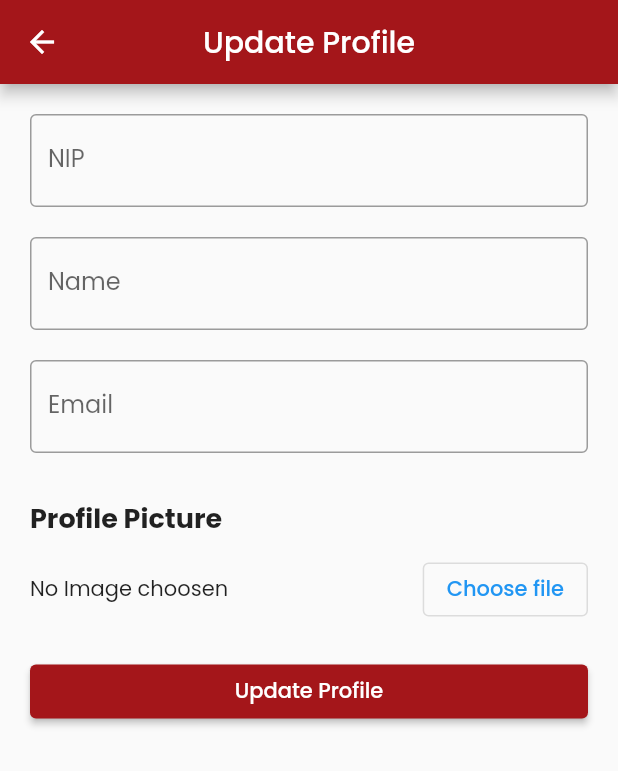
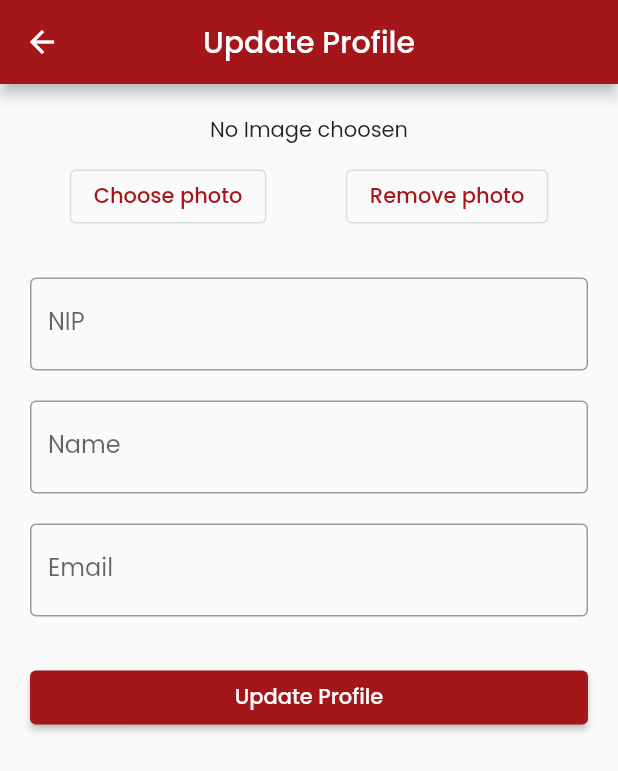
Before and after one commit to nadialvy/presence-app, a Flutter app: the UpdateProfileView screen opened directly with empty values, on a phone screen of 412 x 824 dp. Shown: the top 771 px of the screen. Run offline on Flutter 3.47's test engine with Material 2 defaults, Android fonts, the phone set to English and light mode, and no system bars; our stand-ins replace cloud_firestore, firebase_auth, firebase_core, firebase_storage, get, image_picker; accounts and stored records are empty.

Commit message:
Remove photo

```diff
--- a/lib/app/modules/update_profile/views/update_profile_view.dart
+++ b/lib/app/modules/update_profile/views/update_profile_view.dart
@@ -25,6 +25,70 @@ class UpdateProfileView extends GetView<UpdateProfileController> {
       body: ListView(
         padding: const EdgeInsets.all(20),
         children: [
+          Column(
+            children: [
+              GetBuilder<UpdateProfileController>(
+                builder: (c){
+                  if(c.image != null){
+                    return ClipOval(
+                      child: Container(
+                        height: 100,
+                        width: 100,
+                        child: Image.file(
+                          File(c.image!.path),
+                          fit: BoxFit.cover,
+                        ),
+                      ),
+                    );
+                  }else {
+                    if(user["photo"] != null && user["photo"] != ""){
+                      return ClipOval(
+                        child: Container(
+                          height: 100,
+                          width: 100,
+                          child: Image.network(
+                            user["photo"],
+                            fit: BoxFit.cover,
+                          ),
+                        ),
+                      );
+                    } else {
+                      return Text('No Image choosen');
+                    }
+                  }
+                },
+              ),
+              SizedBox(height: 10,),
+              Row(
+                mainAxisAlignment: MainAxisAlignment.spaceAround,
+                children: [
+                  OutlinedButton(
+                    onPressed: (){
+                      controller.pickImage();
+                    },
+                    child: const Text(
+                      'Choose photo',
+                      style: TextStyle(
+                        color: mainRed
+                      ),
+                    )
+                  ),
+                  OutlinedButton(
+                    onPressed: (){
+                      controller.deleteImage(user["uid"]);
+                    },
+                    child: const Text(
+                      'Remove photo',
+                      style: TextStyle(
+                        color: mainRed
+                      ),
+                    )
+                  ),
+                ],
+              )
+            ],
+          ),
+          SizedBox(height: 30,),
           TextField(
             readOnly: true,
             autocorrect: false,
@@ -54,58 +118,6 @@ class UpdateProfileView extends GetView<UpdateProfileController> {
           const SizedBox(
             height: 30,
           ),
-          const Text(
-            'Profile Picture',
-            style: TextStyle(
-              fontWeight: FontWeight.bold,
-              fontSize: 18
-            ),
-          ),
-          const SizedBox(
-            height: 10,
-          ),
-          Row(
-            mainAxisAlignment: MainAxisAlignment.spaceBetween,
-            children: [
-              GetBuilder<UpdateProfileController>(
-                builder: (c){
-                  if(c.image != null){
-                    return ClipOval(
-                      child: Container(
-                        height: 100,
-                        width: 100,
-                        child: Image.file(
-                          File(c.image!.path),
-                          fit: BoxFit.cover,
-                        ),
-                      ),
-                    );
-                  }else {
-                    if(user["photo"] != null && user["photo"] != ""){
-                      return ClipOval(
-                        child: Container(
-                          height: 100,
-                          width: 100,
-                          child: Image.network(user["photo"]),
-                        ),
-                      );
-                    } else {
-                      return Text('No Image choosen');
-                    }
-                  }
-                },
-              ),
-              OutlinedButton(
-                onPressed: (){
-                  controller.pickImage();
-                },
-                child: const Text('Choose file')
-              )
-            ],
-          ),
-          const SizedBox(
-            height: 20,
-          ),
           Obx(() => ElevatedButton(
               onPressed: () async {
                 if (controller.isLoading.isFalse) {
```
Also changed, not shown: lib/app/modules/update_profile/controllers/update_profile_controller.dart (+21 -0 lines).
